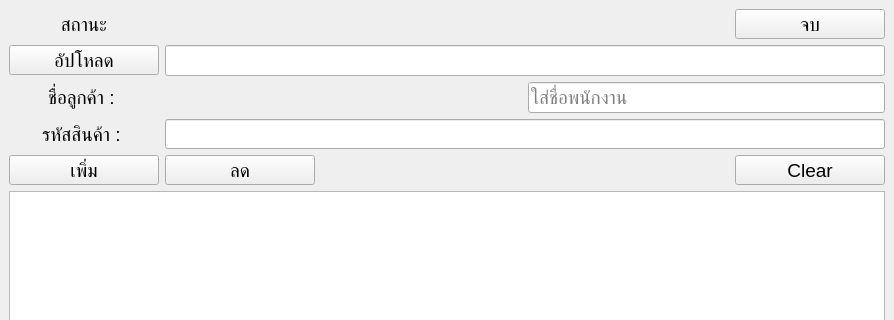
Before: the Qt Designer form GUI_Mrince_7.ui in ThanawatKMUTNB/MRINCE, drawn with Qt 5; both pictures show x 0 to 894 and y 0 to 320 of the 894 by 701 pixel window.
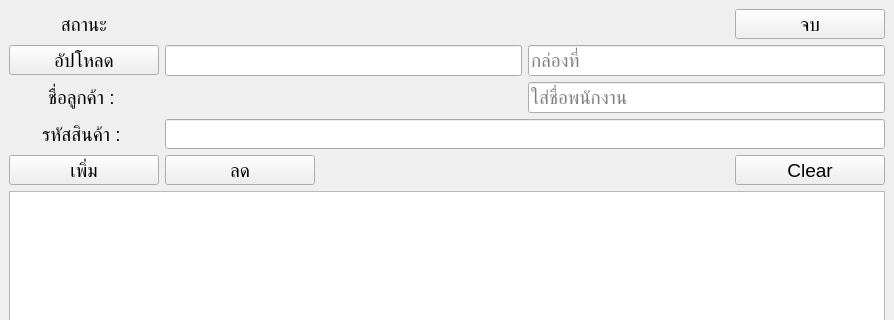
After: the same form once the commit is applied.

The edit to the form file:
```diff
--- a/GUI_Mrince_7.ui
+++ b/GUI_Mrince_7.ui
@@ -384,7 +384,7 @@
         </item>
        </layout>
       </item>
-      <item row="1" column="1" colspan="2">
+      <item row="1" column="1">
        <widget class="QLineEdit" name="lineEdit">
         <property name="minimumSize">
          <size>
@@ -405,6 +405,18 @@
         </property>
        </widget>
       </item>
+      <item row="1" column="2">
+       <widget class="QLineEdit" name="lineEdit_2">
+        <property name="font">
+         <font>
+          <pointsize>14</pointsize>
+         </font>
+        </property>
+        <property name="placeholderText">
+         <string>กล่องที่</string>
+        </property>
+       </widget>
+      </item>
      </layout>
     </item>
    </layout>
```
